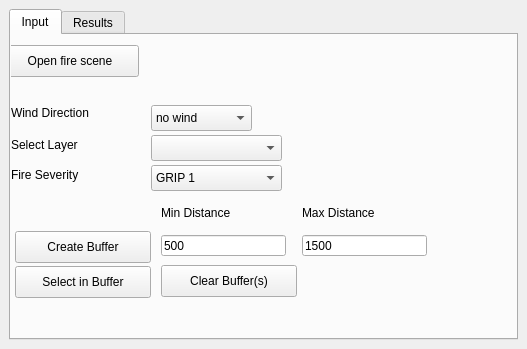
qq2012/GEO1005, file LocatorTool/LocatingTool/locating_tool_dockwidget_base.ui: the form before one commit.
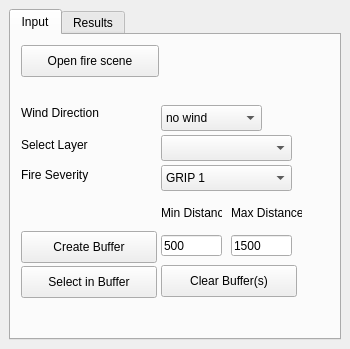
The form after the commit. The open tabs and pages were chosen to show the change.

```diff
--- a/LocatorTool/LocatingTool/locating_tool_dockwidget_base.ui
+++ b/LocatorTool/LocatingTool/locating_tool_dockwidget_base.ui
@@ -9,7 +9,7 @@
    <rect>
     <x>0</x>
     <y>0</y>
-    <width>527</width>
+    <width>350</width>
     <height>349</height>
    </rect>
   </property>
@@ -30,7 +30,7 @@
        <widget class="QPushButton" name="openFireButton">
         <property name="geometry">
          <rect>
-          <x>-10</x>
+          <x>10</x>
           <y>10</y>
           <width>138</width>
           <height>32</height>
@@ -49,7 +49,7 @@
        <widget class="QPushButton" name="selectInBufferButton">
         <property name="geometry">
          <rect>
-          <x>4</x>
+          <x>10</x>
           <y>231</y>
           <width>136</width>
           <height>32</height>
@@ -62,9 +62,9 @@
        <widget class="QLabel" name="label_2">
         <property name="geometry">
          <rect>
-          <x>291</x>
+          <x>220</x>
           <y>170</y>
-          <width>125</width>
+          <width>71</width>
           <height>16</height>
          </rect>
         </property>
@@ -81,9 +81,9 @@
        <widget class="QLineEdit" name="maxDistLineEdit">
         <property name="geometry">
          <rect>
-          <x>291</x>
+          <x>220</x>
           <y>200</y>
-          <width>125</width>
+          <width>61</width>
           <height>21</height>
          </rect>
         </property>
@@ -102,7 +102,7 @@
          <rect>
           <x>150</x>
           <y>170</y>
-          <width>125</width>
+          <width>61</width>
           <height>16</height>
          </rect>
         </property>
@@ -119,7 +119,7 @@
        <widget class="QComboBox" name="chooseWindDirectionCombo">
         <property name="geometry">
          <rect>
-          <x>140</x>
+          <x>150</x>
           <y>70</y>
           <width>101</width>
           <height>26</height>
@@ -182,7 +182,7 @@
          <rect>
           <x>150</x>
           <y>200</y>
-          <width>125</width>
+          <width>61</width>
           <height>21</height>
          </rect>
         </property>
@@ -199,7 +199,7 @@
        <widget class="QComboBox" name="selectLayerCombo">
         <property name="geometry">
          <rect>
-          <x>140</x>
+          <x>150</x>
           <y>100</y>
           <width>131</width>
           <height>26</height>
@@ -209,7 +209,7 @@
        <widget class="QPushButton" name="minMaxBufferButton">
         <property name="geometry">
          <rect>
-          <x>4</x>
+          <x>10</x>
           <y>196</y>
           <width>136</width>
           <height>32</height>
@@ -222,7 +222,7 @@
        <widget class="QLabel" name="selectLayerLabel">
         <property name="geometry">
          <rect>
-          <x>0</x>
+          <x>10</x>
           <y>100</y>
           <width>124</width>
           <height>20</height>
@@ -235,7 +235,7 @@
        <widget class="QLabel" name="label_3">
         <property name="geometry">
          <rect>
-          <x>0</x>
+          <x>10</x>
           <y>70</y>
           <width>124</width>
           <height>16</height>
@@ -254,7 +254,7 @@
        <widget class="QLabel" name="fireSeverityLabel">
         <property name="geometry">
          <rect>
-          <x>0</x>
+          <x>10</x>
           <y>130</y>
           <width>124</width>
           <height>20</height>
@@ -267,7 +267,7 @@
        <widget class="QComboBox" name="selectFireSeverityCombo">
         <property name="geometry">
          <rect>
-          <x>140</x>
+          <x>150</x>
           <y>130</y>
           <width>131</width>
           <height>26</height>
```
Left out of the diff: 10 changed lines with no effect on the pictures.
